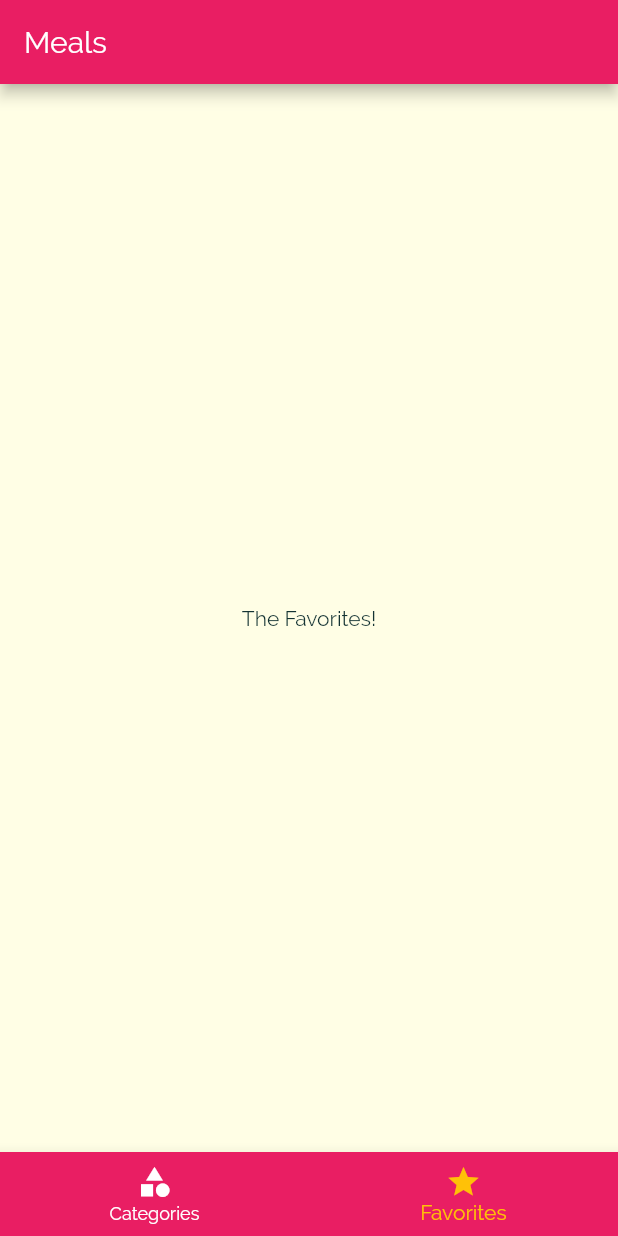
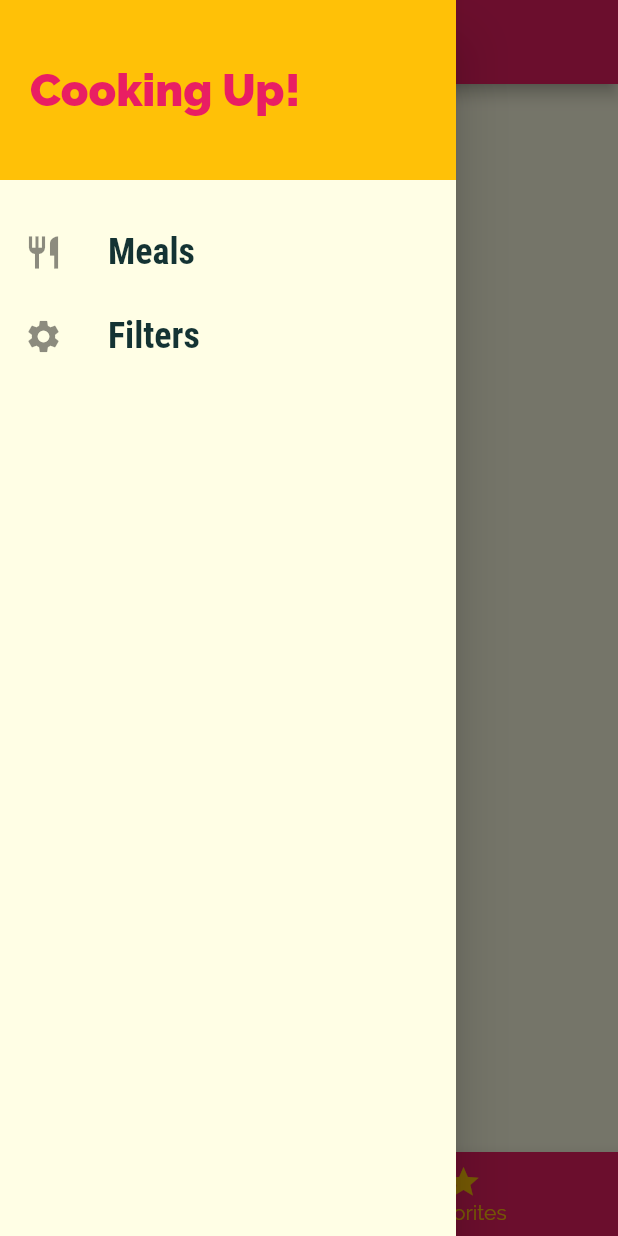
Before and after one commit to DroidKaranGithub/DeliMeals_Flutter_App, a Flutter app: the screen it shows after launch, item 2 of the bottom bar chosen, with the side drawer open (before the commit the screen has no drawer), on a phone screen of 412 x 824 dp. Run offline on Flutter 3.47's test engine with Material 2 defaults, Android fonts, the phone set to English and light mode, and no system bars.

Commit message:
naviagation drawer, pass data

```diff
--- a/lib/main.dart
+++ b/lib/main.dart
@@ -1,8 +1,8 @@
 import 'package:flutter/material.dart';
-import 'package:flutter_delimeals_app/screens/category_meals_screen.dart';
-import 'package:flutter_delimeals_app/screens/meal_detail_screen.dart';
+import './screens/category_meals_screen.dart';
+import './screens/filters_screen.dart';
+import './screens/meal_detail_screen.dart';
 import './screens/tabs_screen.dart';
-
 
 void main() => runApp(MyApp());
 
@@ -34,6 +34,7 @@ class MyApp extends StatelessWidget {
         '/': (ctx) => TabsScreen(),
         CategoryMealsScreen.routeName: (ctx) => CategoryMealsScreen(),
         MealDetailScreen.routeName: (ctx) => MealDetailScreen(),
+        FiltersScreen.routeName: (ctx) => FiltersScreen(),
       },
     );
   }
--- a/lib/models/meal.dart
+++ b/lib/models/meal.dart
@@ -23,6 +23,7 @@ class Meal {
   final bool isVegan;
   final bool isVegetarian;
 
+
   const Meal({
     @required this.id,
     @required this.categories,
--- a/lib/screens/tabs_screen.dart
+++ b/lib/screens/tabs_screen.dart
@@ -1,7 +1,9 @@
 import 'package:flutter/material.dart';
+
+import '../widget/main_drawer.dart';
 import '../screens/favorites_screen.dart';
-
 import './categories_screen.dart';
+import '../screens/categories_screen.dart';
 
 class TabsScreen extends StatefulWidget {
   @override
@@ -9,9 +11,15 @@ class TabsScreen extends StatefulWidget {
 }
 
 class _TabsScreenState extends State<TabsScreen> {
-  final List<Widget> _pages = [
-    CategoriesScreen(),
-    FavoritesScreen(),
+  final List<Map<String, Object>> _pages = [
+    {
+      'page': CategoriesScreen(),
+      'title': 'Categories',
+    },
+    {
+      'page': FavoritesScreen(),
+      'title': 'You Favorite',
+    },
   ];
 
   int _selectedPageIndex = 0;
@@ -26,21 +34,25 @@ class _TabsScreenState extends State<TabsScreen> {
   Widget build(BuildContext context) {
     return Scaffold(
       appBar: AppBar(
-        title: Text('Meals'),
+        title: Text(_pages[_selectedPageIndex]['title']),
       ),
-      body: _pages[_selectedPageIndex],
+      drawer: MainDrawer(),
+      body: _pages[_selectedPageIndex]['page'],
       bottomNavigationBar: BottomNavigationBar(
         onTap: _selectPage,
         backgroundColor: Theme.of(context).primaryColor,
         unselectedItemColor: Colors.white,
         selectedItemColor: Theme.of(context).accentColor,
         currentIndex: _selectedPageIndex,
+        type: BottomNavigationBarType.fixed,
         items: [
           BottomNavigationBarItem(
+            backgroundColor: Theme.of(context).primaryColor,
             icon: Icon(Icons.category),
             label: 'Categories',
           ),
           BottomNavigationBarItem(
+            backgroundColor: Theme.of(context).primaryColor,
             icon: Icon(Icons.star),
             label: 'Favorites',
           ),
--- /dev/null
+++ b/lib/widget/main_drawer.dart
@@ -0,0 +1,61 @@
+import 'package:flutter/material.dart';
+import '../screens/filters_screen.dart';
+
+class MainDrawer extends StatelessWidget {
+  Widget buildListTile(String title, IconData icon, Function tapHandler) {
+    return ListTile(
+      leading: Icon(
+        icon,
+        size: 26,
+      ),
+      title: Text(
+        title,
+        style: TextStyle(
+          fontFamily: 'RobotoCondensed',
+          fontSize: 24,
+          fontWeight: FontWeight.bold,
+        ),
+      ),
+      onTap: tapHandler,
+    );
+  }
+
+  @override
+  Widget build(BuildContext context) {
+    return Drawer(
+      child: Column(
+        children: <Widget>[
+          Container(
+            height: 120,
+            width: double.infinity,
+            padding: EdgeInsets.all(20),
+            alignment: Alignment.centerLeft,
+            color: Theme.of(context).accentColor,
+            child: Text(
+              'Cooking Up!',
+              style: TextStyle(
+                fontWeight: FontWeight.w900,
+                fontSize: 30,
+                color: Theme.of(context).primaryColor,
+              ),
+            ),
+          ),
+          SizedBox(
+            height: 20,
+          ),
+          buildListTile(
+            'Meals',
+            Icons.restaurant,
+            () => Navigator.of(context).pushReplacementNamed('/'),
+          ),
+          buildListTile(
+            'Filters',
+            Icons.settings,
+            () => Navigator.of(context)
+                .pushReplacementNamed(FiltersScreen.routeName),
+          ),
+        ],
+      ),
+    );
+  }
+}
```
Also changed, not shown: lib/screens/category_meals_screen.dart (+47 -23 lines), lib/screens/filters_screen.dart (added, +107 -0 lines), lib/screens/meal_detail_screen.dart (+7 -1 lines), lib/widget/meal_item.dart (+9 -1 lines), pubspec.lock.
